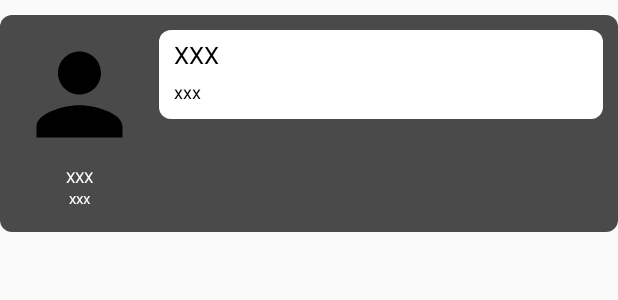
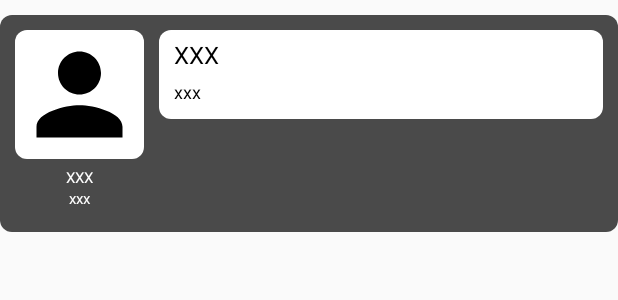
Before and after one commit to ppazosp/ChangApp, an Android app: the layout result_item.xml on its own in the app's theme, with its tools: preview values and no code run, on a phone screen of 412 x 824 dp. Shown: the top 300 px of the screen. Run offline under Robolectric (Android 15) with nearby library versions, the phone set to English and light mode, and no system bars.

Commit message:
insert midway (iimage left)

```diff
--- a/app/src/main/res/layout/result_item.xml
+++ b/app/src/main/res/layout/result_item.xml
@@ -28,6 +28,7 @@
                 android:layout_height="86dp"
                 android:layout_gravity="center|top"
                 android:scaleType="centerCrop"
+                android:background="@drawable/item_background"
                 android:src="@drawable/baseline_person_24" />
 
             <TextView
```
